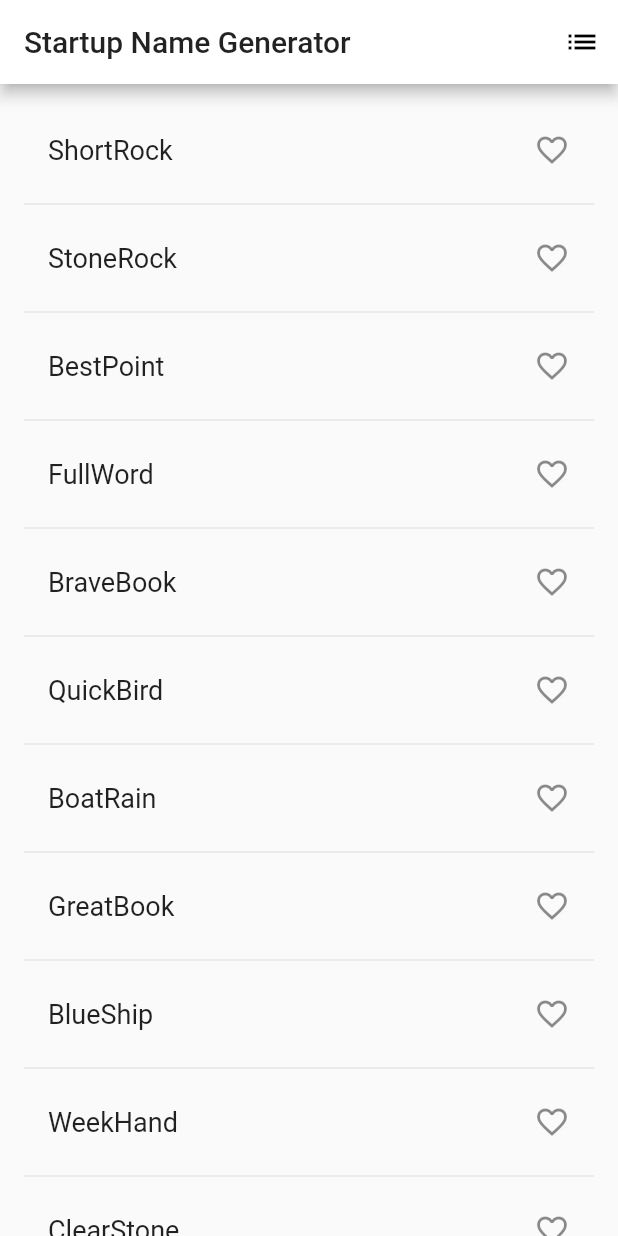
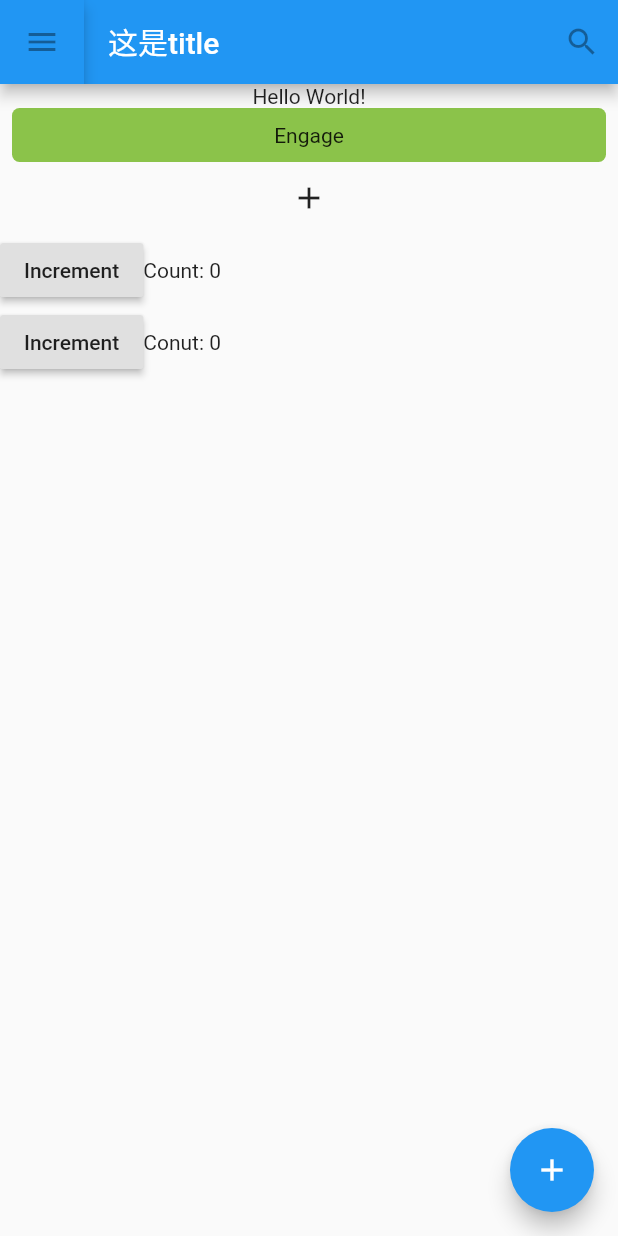
Before and after one commit to uhua/flutter_app, a Flutter app: the screen it shows after launch, on a phone screen of 412 x 824 dp. Run offline on Flutter 3.47's test engine with Material 2 defaults, Android fonts, the phone set to English and light mode, and no system bars.

Commit message:
widget框架总览

```diff
--- a/lib/main.dart
+++ b/lib/main.dart
@@ -1,121 +1,12 @@
-import 'package:english_words/english_words.dart';
 import 'package:flutter/material.dart';
+import 'widget/MyScaffold.dart';
+import 'widget/TutorialHome.dart';
+
 //widget分支
-void main() => runApp(new MyApp());
-
-class MyApp extends StatelessWidget {
-  @override
-  Widget build(BuildContext context) {
-    return new MaterialApp(
-      title: 'Startup Name Generator',
-      theme: new ThemeData(
-        primaryColor: Colors.white,
-      ),
-      home: new RandomWords(),
-    );
-  }
+void main() {
+  runApp(new MaterialApp(
+    title: 'Flutter',
+//    home: new MyScaffold(),
+    home: new TutorialHome(),
+  ));
 }
-
-class RandomWords extends StatefulWidget {
-  @override
-  createState() => new RandomWordsState();
-}
-
-class RandomWordsState extends State<RandomWords> {
-  final _suggestions = <WordPair>[];
-  final _saved = new Set<WordPair>();
-  final TextStyle _biggerFont = const TextStyle(fontSize: 18.0);
-
-  @override
-  Widget build(BuildContext context) {
-    return new Scaffold(
-      appBar: new AppBar(
-        title: new Text('Startup Name Generator'),
-        //添加一个图标，点击跳转
-        actions: <Widget>[
-          new IconButton(icon: new Icon(Icons.list), onPressed: _pushSaved)
-        ],
-      ),
-      body: _buildSuggestions(),
-    );
-  }
-
-  void _pushSaved() {
-    Navigator.of(context).push(
-      new MaterialPageRoute(
-        builder: (context) {
-          final tiles = _saved.map(
-                (pair) {
-              return new ListTile(
-                title: new Text(
-                  pair.asPascalCase,
-                  style: _biggerFont,
-                ),
-              );
-            },
-          );
-          final divided = ListTile.divideTiles(
-            tiles: tiles,
-            context: context,
-          ).toList();
-
-          return new Scaffold(
-            appBar: new AppBar(
-              title: new Text('Saved Suggestions'),
-            ),
-            body: new ListView(children: divided),
-          );
-        },
-      ),
-    );
-  }
-
-  Widget _buildSuggestions() {
-    return new ListView.builder(
-        padding: const EdgeInsets.all(16.0),
-        // 对于每个建议的单词对都会调用一次itemBuilder，然后将单词对添加到ListTile行中
-        // 在偶数行，该函数会为单词对添加一个ListTile row.
-        // 在奇数行，该函数会添加一个分割线widget，来分隔相邻的词对。
-        // 注意，在小屏幕上，分割线看起来可能比较吃力。
-        itemBuilder: (context, i) {
-          //在没一列之前，添加一个1像素高的分割线widget
-          if (i.isOdd) return new Divider();
-
-          // 语法 "i ~/ 2" 表示i除以2，但返回值是整形（向下取整），比如i为：1, 2, 3, 4, 5
-          // 时，结果为0, 1, 1, 2, 2， 这可以计算出ListView中减去分隔线后的实际单词对数量
-          final index = i ~/ 2;
-
-          if (index >= _suggestions.length) {
-            _suggestions.addAll(generateWordPairs().take(10));
-          }
-          return _buildRow(_suggestions[index]);
-        });
-  }
-
-  Widget _buildRow(WordPair pair) {
-    final alreadySaved = _saved.contains(pair);
-
-    return new ListTile(
-      title: new Text(
-        pair.asPascalCase,
-        style: _biggerFont,
-      ),
-      //添加心形图标
-      trailing: new Icon(
-        alreadySaved ? Icons.favorite : Icons.favorite_border,
-        color: alreadySaved ? Colors.red : null,
-      ),
-      //点击事件
-      // 调用setState()会为State对象出发build()方法，导致对UI的更新
-      onTap: () {
-        setState(() {
-          if (alreadySaved) {
-            _saved.remove(pair);
-          } else {
-            _saved.add(pair);
-          }
-        });
-      },
-    );
-  }
-}
--- /dev/null
+++ b/lib/widget/Counter1.dart
@@ -0,0 +1,34 @@
+import 'package:flutter/material.dart';
+/**
+ * StatefulWidget
+ */
+
+class Counter1 extends StatefulWidget {
+  @override
+  State<StatefulWidget> createState() {
+    return new _CounterState1();
+  }
+}
+
+class _CounterState1 extends State<Counter1> {
+  int _counter1 = 0;
+
+  void _increment1() {
+    setState(() {
+      _counter1++;
+    });
+  }
+
+  @override
+  Widget build(BuildContext context) {
+    return new Row(
+      children: <Widget>[
+        new RaisedButton(
+          child: new Text('Increment'),
+          onPressed: _increment1,
+        ),
+        new Text('Count: $_counter1'),
+      ],
+    );
+  }
+}
--- /dev/null
+++ b/lib/widget/Counter2.dart
@@ -0,0 +1,61 @@
+import 'package:flutter/material.dart';
+
+/**
+ *稍微复杂点的通信
+ */
+
+class Counter2 extends StatefulWidget {
+  @override
+  State<StatefulWidget> createState() {
+    return new _CounterState2();
+  }
+}
+
+class _CounterState2 extends State<Counter2> {
+  int _counter2 = 0;
+
+  void _increment2() {
+    setState(() {
+      ++_counter2;
+    });
+  }
+
+  @override
+  Widget build(BuildContext context) {
+    return new Row(
+      children: <Widget>[
+        new CounterIncrementor(
+          onPressed: _increment2,
+        ),
+        new CounterDisplay(
+          count: _counter2,
+        ),
+      ],
+    );
+  }
+}
+
+class CounterDisplay extends StatelessWidget {
+  final int count;
+
+  CounterDisplay({this.count});
+
+  @override
+  Widget build(BuildContext context) {
+    return new Text('Conut: $count');
+  }
+}
+
+class CounterIncrementor extends StatelessWidget {
+  final VoidCallback onPressed;
+
+  CounterIncrementor({this.onPressed});
+
+  @override
+  Widget build(BuildContext context) {
+    return new RaisedButton(
+      child: new Text('Increment'),
+      onPressed: onPressed,
+    );
+  }
+}
--- /dev/null
+++ b/lib/widget/TutorialHome.dart
@@ -0,0 +1,74 @@
+import 'package:flutter/material.dart';
+
+import 'Counter1.dart';
+import 'Counter2.dart';
+
+class TutorialHome extends StatelessWidget {
+  @override
+  Widget build(BuildContext context) {
+    //Scaffold是Material中主要的布局组件
+    return new Scaffold(
+      //appBar
+      appBar: new AppBar(
+        leading: new AppBar(
+          leading: new IconButton(
+              icon: new Icon(Icons.menu),
+              tooltip: 'Navigation menu',
+              onPressed: null),
+        ),
+        title: new Text('这是title'),
+        actions: <Widget>[
+          new IconButton(
+              icon: new Icon(Icons.search), tooltip: 'Search', onPressed: null)
+        ],
+      ),
+
+      //body站屏幕的大部分
+      body: new Center(
+        child: new Column(
+          children: <Widget>[
+            new Text('Hello World!'),
+            new MyButton(),
+            new IconButton(icon: new Icon(Icons.add), onPressed: _select),
+            new Counter1(),
+            new Counter2(),
+          ],
+        ),
+      ),
+
+      floatingActionButton: new FloatingActionButton(
+          tooltip: 'Add', child: new Icon(Icons.add), onPressed: null),
+    );
+  }
+
+  void _select() {
+    print('点击了按钮');
+  }
+}
+
+/**
+ * 点击按钮(GestureDetector)
+ */
+
+class MyButton extends StatelessWidget {
+  @override
+  Widget build(BuildContext context) {
+    return new GestureDetector(
+      onTap: () {
+        print('MyButton was tapped!');
+      },
+      child: new Container(
+        height: 36.0,
+        padding: const EdgeInsets.all(8.0),
+        margin: const EdgeInsets.symmetric(horizontal: 8.0),
+        decoration: new BoxDecoration(
+          borderRadius: new BorderRadius.circular(5.0),
+          color: Colors.lightGreen[500],
+        ),
+        child: new Center(
+          child: new Text('Engage'),
+        ),
+      ),
+    );
+  }
+}
```
Also changed, not shown: lib/shopping/Product.dart (added, +45 -0 lines), lib/widget/MyScaffold.dart (added, +61 -0 lines), 5 other files.
